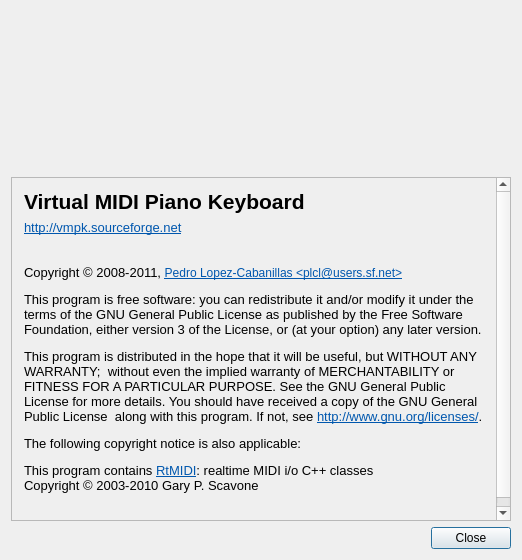
Old version of the form trunk/src/about.ui in the repository svn2github/vmpk.
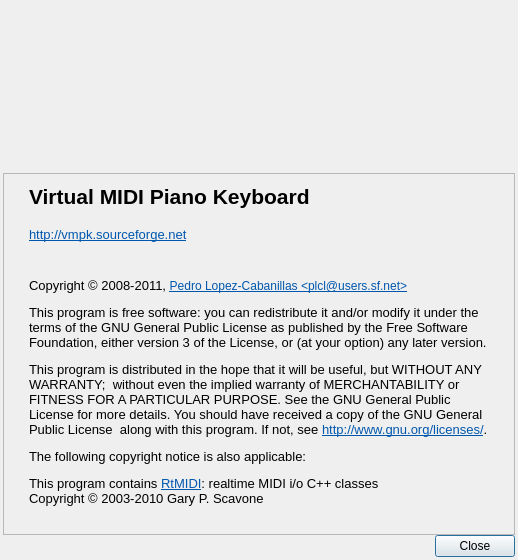
New version of the form. Icons and pictures are not drawn.

```diff
--- a/trunk/src/about.ui
+++ b/trunk/src/about.ui
@@ -23,7 +23,7 @@
    <rect>
     <x>0</x>
     <y>0</y>
-    <width>512</width>
+    <width>518</width>
     <height>560</height>
    </rect>
   </property>
@@ -35,8 +35,20 @@
     <normaloff>:/vpiano/vmpk_32x32.png</normaloff>:/vpiano/vmpk_32x32.png</iconset>
   </property>
   <layout class="QVBoxLayout" name="verticalLayout">
+   <property name="spacing">
+    <number>0</number>
+   </property>
+   <property name="sizeConstraint">
+    <enum>QLayout::SetMinimumSize</enum>
+   </property>
+   <property name="margin">
+    <number>3</number>
+   </property>
    <item>
     <layout class="QHBoxLayout" name="horizontalLayout">
+     <property name="spacing">
+      <number>0</number>
+     </property>
      <property name="sizeConstraint">
       <enum>QLayout::SetMinimumSize</enum>
      </property>
@@ -88,7 +100,7 @@
        <property name="minimumSize">
         <size>
          <width>280</width>
-         <height>160</height>
+         <height>170</height>
         </size>
        </property>
        <property name="textFormat">
@@ -123,11 +135,17 @@
        <rect>
         <x>0</x>
         <y>0</y>
-        <width>496</width>
-        <height>343</height>
+        <width>510</width>
+        <height>357</height>
        </rect>
       </property>
       <layout class="QGridLayout" name="gridLayout">
+       <property name="margin">
+        <number>3</number>
+       </property>
+       <property name="spacing">
+        <number>0</number>
+       </property>
        <item row="0" column="0">
         <widget class="QLabel" name="labelName">
          <property name="text">
```
